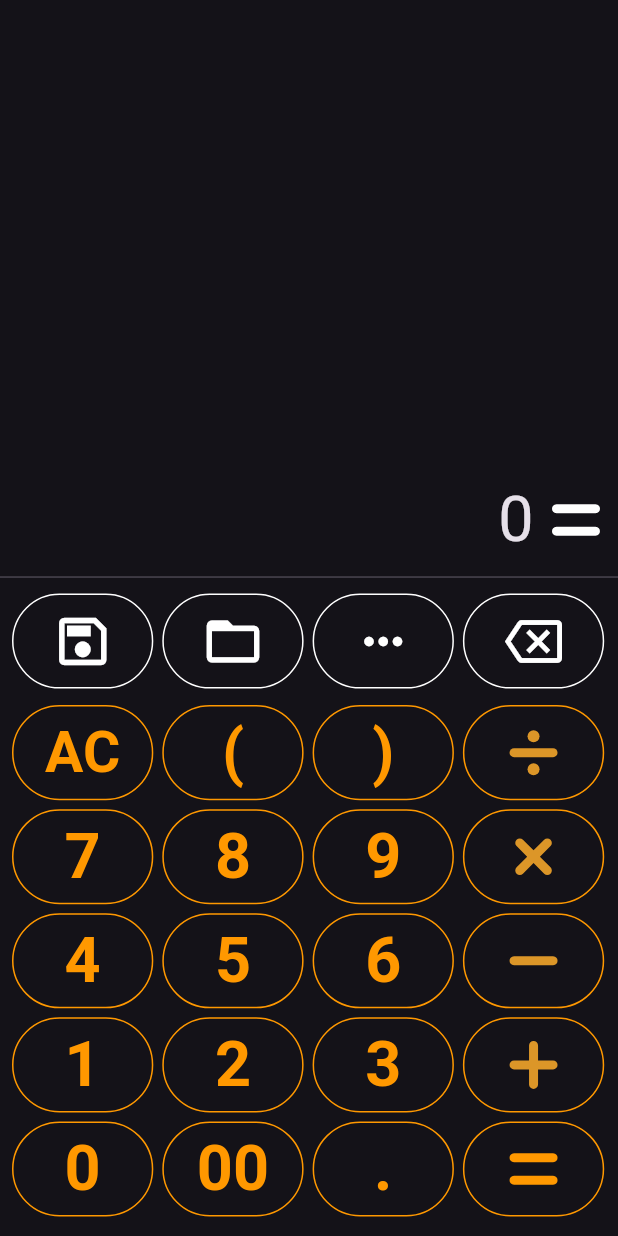
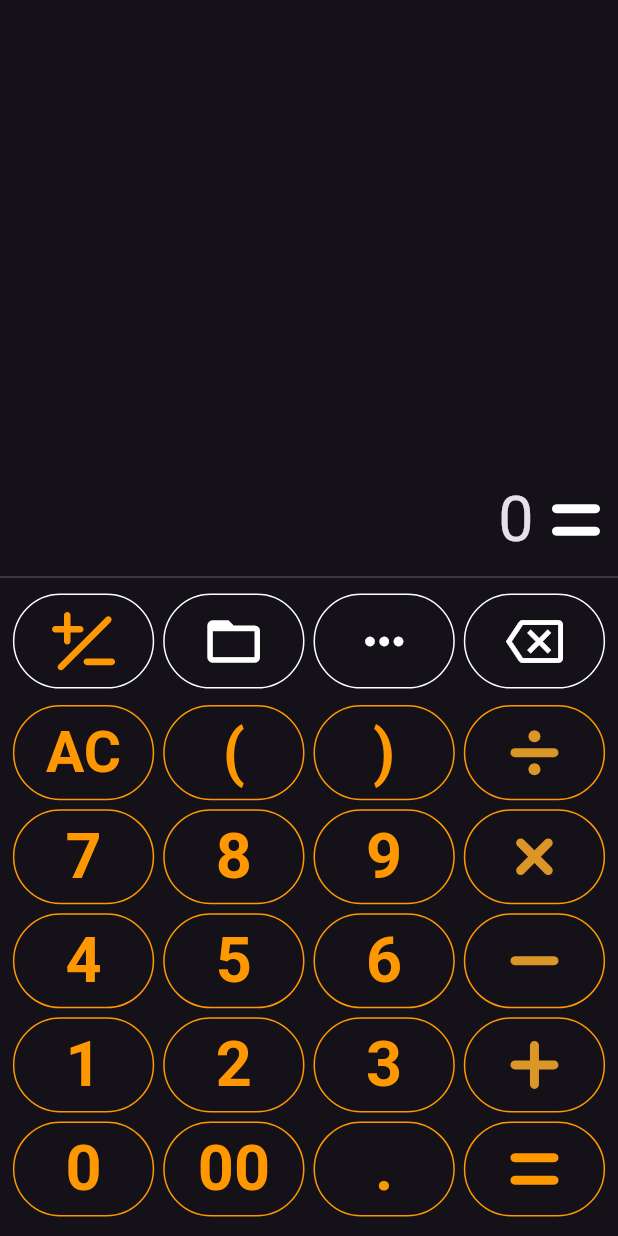
Before and after one commit to khjde1207/real_life_calculator, a Flutter app: the ClcPage screen opened directly, on a phone screen of 412 x 824 dp. Run offline on Flutter 3.47's test engine with Material 2 defaults, Android fonts, the phone set to English and light mode, and no system bars; drawn by our look-alikes of auto_size_text; our stand-ins replace decimal, flutter_svg, get, isar, math_expressions, styled_widget and 1 more; missing offline and left inert: dart_eval, math_parser; accounts and stored records are empty; generated files the repository leaves out were written again.

Commit message:
아이콘 수정

```diff
--- a/lib/comp/icon_data.dart
+++ b/lib/comp/icon_data.dart
@@ -219,4 +219,31 @@ class IconsData {
       color: Colors.orange,
     );
   }
+
+  static Widget plus_minus() {
+    var str = """
+         <svg version="1.1" id="Capa_1" xmlns="http://www.w3.org/2000/svg" xmlns:xlink="http://www.w3.org/1999/xlink" x="0px" y="0px"
+          width="141.293px" height="141.293px" viewBox="0 0 141.293 141.293" style="enable-background:new 0 0 141.293 141.293;"
+          xml:space="preserve">
+
+      <g>
+        <path d="M77.955,109.975c-4.037,0-7.309,3.271-7.309,7.308c0,4.037,3.272,7.31,7.309,7.31h56.029c4.037,0,7.309-3.271,7.309-7.31
+          c0-4.036-3.271-7.308-7.309-7.308H77.955z"/>
+        <path d="M0,44.2c0,4.037,3.272,7.308,7.309,7.308h19.489v19.49c0,4.036,3.271,7.309,7.308,7.309c4.037,0,7.309-3.271,7.309-7.309
+          v-19.49H63.34c4.037,0,7.308-3.271,7.308-7.308c0-4.037-3.271-7.309-7.308-7.309H41.414V12.53c0-4.037-3.272-7.308-7.309-7.308
+          c-4.037,0-7.308,3.271-7.308,7.308v24.361H7.308C3.272,36.892,0,40.164,0,44.2z"/>
+        <path d="M131.428,17.261c-2.854-2.855-7.481-2.855-10.336,0L14.763,123.594c-2.853,2.854-2.853,7.481,0,10.334
+          c1.425,1.429,3.298,2.143,5.167,2.143c1.868,0,3.742-0.714,5.169-2.143L131.428,27.599
+          C134.283,24.746,134.283,20.114,131.428,17.261z"/>
+      </g>
+
+      </svg>
+    """;
+    return SvgPicture.string(
+      str,
+      color: Colors.orange,
+      width: 42,
+      height: 42,
+    );
+  }
 }
--- a/lib/comp/keyboard_comp.dart
+++ b/lib/comp/keyboard_comp.dart
@@ -11,13 +11,9 @@ class KeyboardComp extends GetView {
     required this.onPressed,
   });
   Map<Widget, Function()> clcButtons1 = {
-    Icon(
-      Icons.save_outlined,
-      size: 42,
-      color: Colors.white,
-    ): () => NumberTypeIsar()
+    IconsData.plus_minus(): () => NumberTypeIsar()
       ..type = 1
-      ..value = "SAVE",
+      ..value = "+/-",
     Icon(
       Icons.folder_open,
       size: 42,
@@ -197,7 +193,7 @@ class KeyboardComp extends GetView {
                   })
                   .values
                   .toList(),
-            ].toRow(),
+            ].toRow(mainAxisAlignment: MainAxisAlignment.center),
             if (idx == 0) SizedBox(height: 5),
           ].toColumn();
         }).toList()
```
